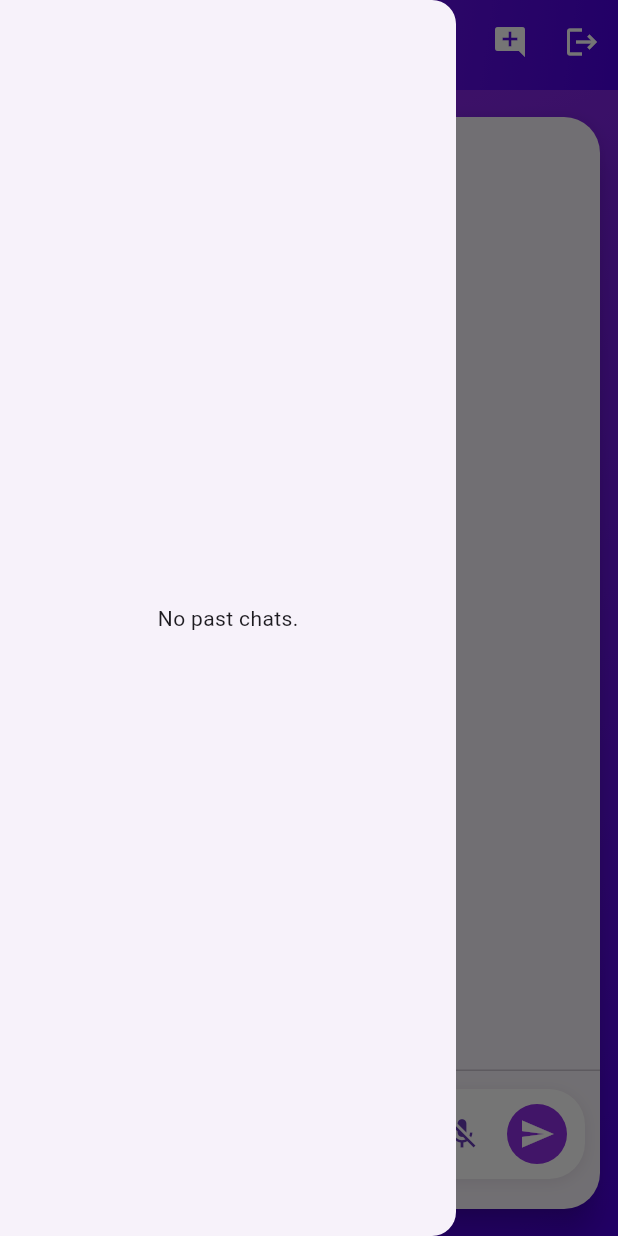
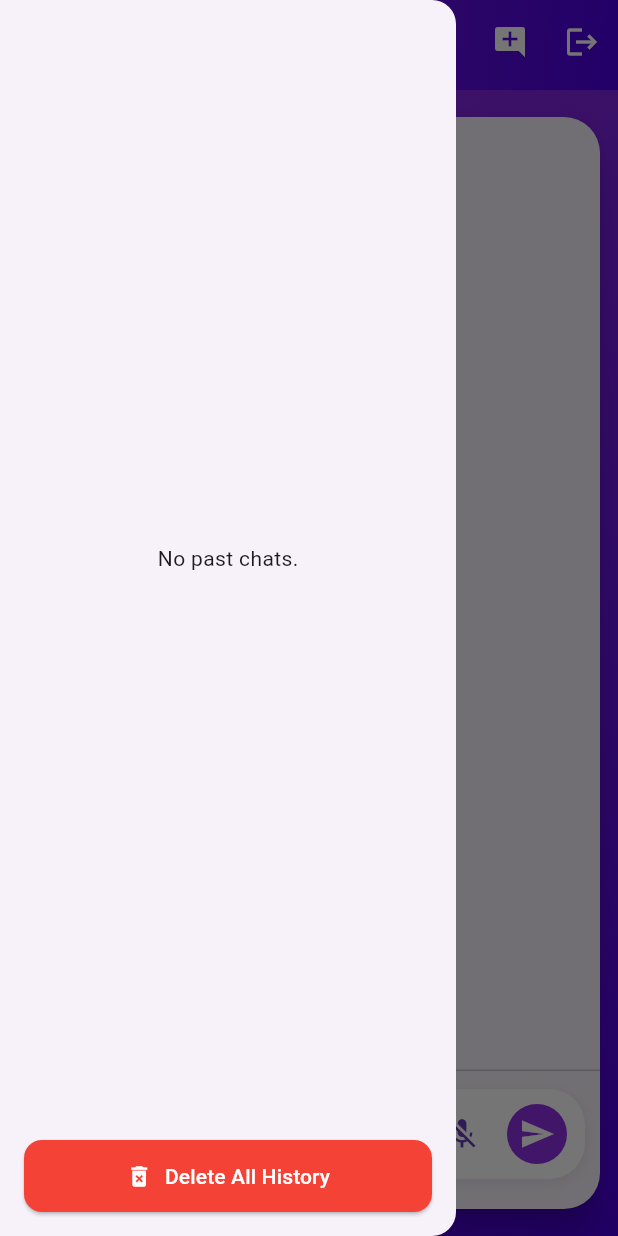
Before and after one commit to saswatsaubhagya/assistant, a Flutter app: the ChatPage screen opened directly with empty values, with the side drawer open, on a phone screen of 412 x 824 dp. Run offline on Flutter 3.47's test engine with Material 3 defaults, Android fonts, the phone set to English and light mode, and no system bars; our stand-ins replace shared_preferences, speech_to_text; accounts and stored records are empty.

Commit message:
Refactor ChatHistoryDrawer to use StatefulWidget for improved session management
- Converted `ChatHistoryDrawer` from StatelessWidget to StatefulWidget to manage session state.
- Implemented methods for deleting individual sessions and all chat history.
- Updated the UI to include a button for deleting all history and improved session list handling with FutureBuilder.

```diff
--- a/lib/widgets/chat_history_drawer.dart
+++ b/lib/widgets/chat_history_drawer.dart
@@ -2,7 +2,7 @@ import 'package:flutter/material.dart';
 import 'package:shared_preferences/shared_preferences.dart';
 import 'dart:convert';
 
-class ChatHistoryDrawer extends StatelessWidget {
+class ChatHistoryDrawer extends StatefulWidget {
   final String currentSessionId;
   final void Function(String sessionId) onSessionSelected;
   const ChatHistoryDrawer({
@@ -11,17 +11,54 @@ class ChatHistoryDrawer extends StatelessWidget {
     required this.onSessionSelected,
   });
 
+  @override
+  State<ChatHistoryDrawer> createState() => _ChatHistoryDrawerState();
+}
+
+class _ChatHistoryDrawerState extends State<ChatHistoryDrawer> {
+  late Future<List<Map<String, dynamic>>> _sessionsFuture;
+
+  @override
+  void initState() {
+    super.initState();
+    _sessionsFuture = _getAllSessions();
+  }
+
   Future<List<Map<String, dynamic>>> _getAllSessions() async {
     final prefs = await SharedPreferences.getInstance();
     final history = prefs.getStringList('chatHistory') ?? [];
     return history.map((e) => jsonDecode(e) as Map<String, dynamic>).toList();
   }
 
+  Future<void> _deleteSession(String sessionId) async {
+    final prefs = await SharedPreferences.getInstance();
+    final history = prefs.getStringList('chatHistory') ?? [];
+    final filtered = history.where((e) {
+      final s = jsonDecode(e) as Map<String, dynamic>;
+      return s['sessionId'] != sessionId;
+    }).toList();
+    await prefs.setStringList('chatHistory', filtered);
+    setState(() {
+      _sessionsFuture = _getAllSessions();
+    });
+  }
+
+  Future<void> _deleteAllSessions() async {
+    final prefs = await SharedPreferences.getInstance();
+    await prefs.remove('chatHistory');
+    setState(() {
+      _sessionsFuture = _getAllSessions();
+    });
+  }
+
   @override
   Widget build(BuildContext context) {
     return Drawer(
+      child: Column(
+        children: [
+          Expanded(
             child: FutureBuilder<List<Map<String, dynamic>>>(
-        future: _getAllSessions(),
+              future: _sessionsFuture,
               builder: (context, snapshot) {
                 if (!snapshot.hasData) {
                   return const Center(child: CircularProgressIndicator());
@@ -48,14 +85,41 @@ class ChatHistoryDrawer extends StatelessWidget {
                       ),
                       onTap: () {
                         Navigator.pop(context); // close drawer
-                  onSessionSelected(sessionId);
+                        widget.onSessionSelected(sessionId);
                       },
-                selected: sessionId == currentSessionId,
+                      selected: sessionId == widget.currentSessionId,
+                      trailing: IconButton(
+                        icon: const Icon(Icons.delete, color: Colors.red),
+                        tooltip: 'Delete this session',
+                        onPressed: () => _deleteSession(sessionId),
+                      ),
                     );
                   },
                 );
               },
             ),
+          ),
+          Padding(
+            padding: const EdgeInsets.all(16.0),
+            child: SizedBox(
+              width: double.infinity,
+              child: ElevatedButton.icon(
+                style: ElevatedButton.styleFrom(
+                  backgroundColor: Colors.red,
+                  foregroundColor: Colors.white,
+                  shape: RoundedRectangleBorder(
+                    borderRadius: BorderRadius.circular(12),
+                  ),
+                  padding: const EdgeInsets.symmetric(vertical: 14),
+                ),
+                icon: const Icon(Icons.delete_forever),
+                label: const Text('Delete All History'),
+                onPressed: _deleteAllSessions,
+              ),
+            ),
+          ),
+        ],
+      ),
     );
   }
 }
```
Lines whose indentation alone changed are shown as unchanged.
